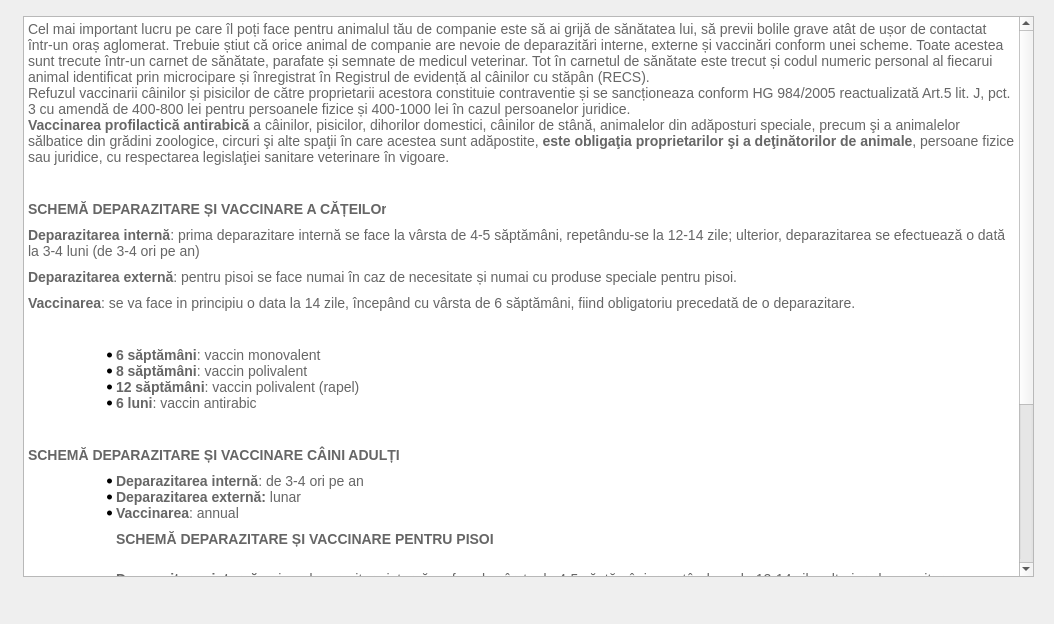
First picture: the form in vaccinareinfo.ui, repository ericktudor/ASPA, before the edit.
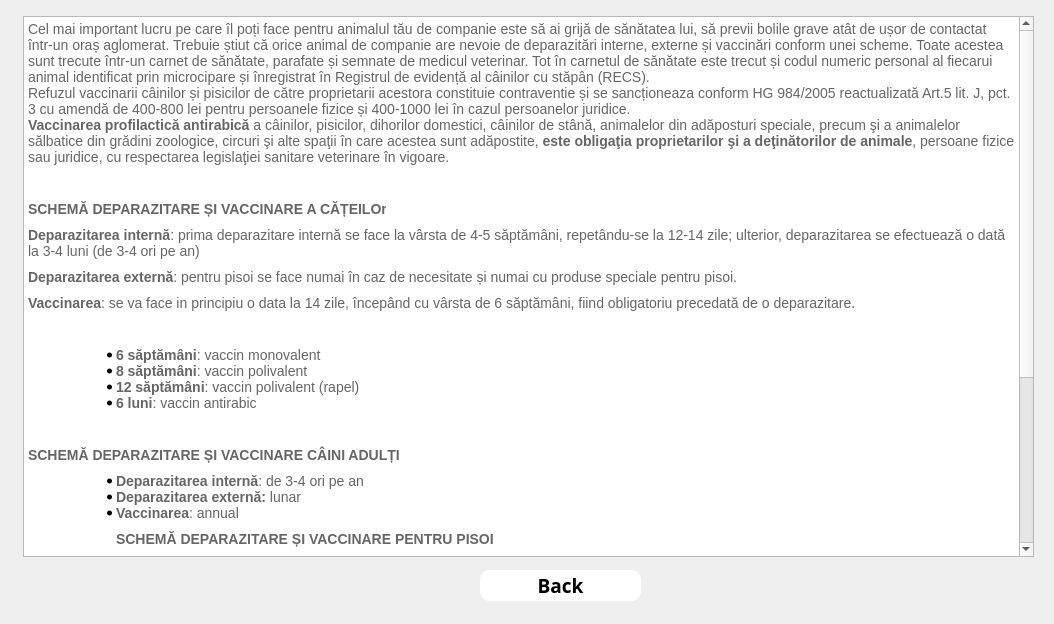
Second picture: the form after the edit. Icons and pictures are not drawn.

Patch:
```diff
--- a/vaccinareinfo.ui
+++ b/vaccinareinfo.ui
@@ -25,7 +25,7 @@
      <x>23</x>
      <y>16</y>
      <width>1011</width>
-     <height>561</height>
+     <height>541</height>
     </rect>
    </property>
    <property name="html">
@@ -55,9 +55,9 @@
 &lt;ul style=&quot;margin-top: 0px; margin-bottom: 0px; margin-left: 0px; margin-right: 0px; -qt-list-indent: 1;&quot;&gt;&lt;li style=&quot; font-family:'inherit'; font-size:14px; color:#666666; background-color:#ffffff;&quot; style=&quot; margin-top:0px; margin-bottom:0px; margin-left:48px; margin-right:0px; -qt-block-indent:0; text-indent:0px;&quot;&gt;&lt;span style=&quot; font-size:14px; font-weight:700;&quot;&gt;Deparazitarea internă&lt;/span&gt;&lt;span style=&quot; font-size:14px;&quot;&gt;: prima deparazitare internă se face la vârsta de 4-5 săptămâni, repetându-se la 12-14 zile; ulterior, deparazitarea se efectuează minim de 2 ori pe an.&lt;/span&gt;&lt;/li&gt;
 &lt;li style=&quot; font-family:'inherit'; font-size:14px; color:#666666; background-color:#ffffff;&quot; style=&quot; margin-top:0px; margin-bottom:0px; margin-left:48px; margin-right:0px; -qt-block-indent:0; text-indent:0px;&quot;&gt;&lt;span style=&quot; font-size:14px; font-weight:700;&quot;&gt;Deparazitarea externă&lt;/span&gt;&lt;span style=&quot; font-size:14px;&quot;&gt; pentru pisoi se face numai în caz de necessitate și numai cu produse speciale pentru pisoi.&lt;/span&gt;&lt;/li&gt;
 &lt;li style=&quot; font-family:'inherit'; font-size:14px; color:#666666; background-color:#ffffff;&quot; style=&quot; margin-top:0px; margin-bottom:10px; margin-left:48px; margin-right:0px; -qt-block-indent:0; text-indent:0px;&quot;&gt;&lt;span style=&quot; font-size:14px; font-weight:700;&quot;&gt;Vaccinarea&lt;/span&gt;&lt;span style=&quot; font-size:14px;&quot;&gt;:&lt;/span&gt;
-&lt;ul style=&quot;margin-top: 0px; margin-bottom: 0px; margin-left: 0px; margin-right: 0px; -qt-list-indent: 2;&quot;&gt;&lt;li style=&quot; font-family:'inherit'; font-size:14px; color:#666666; background-color:#ffffff;&quot; style=&quot; margin-top:0px; margin-bottom:0px; margin-left:120px; margin-right:0px; -qt-block-indent:0; text-indent:0px;&quot;&gt;&lt;span style=&quot; font-size:14px; font-weight:700;&quot;&gt;8 săptămâni&lt;/span&gt;&lt;span style=&quot; font-size:14px;&quot;&gt;: vaccin polivalent&lt;/span&gt;&lt;/li&gt;
-&lt;li style=&quot; font-family:'inherit'; font-size:14px; color:#666666; background-color:#ffffff;&quot; style=&quot; margin-top:0px; margin-bottom:0px; margin-left:120px; margin-right:0px; -qt-block-indent:0; text-indent:0px;&quot;&gt;&lt;span style=&quot; font-size:14px; font-weight:700;&quot;&gt;12 săptămâni&lt;/span&gt;&lt;span style=&quot; font-size:14px;&quot;&gt;: vaccin polivalent&lt;/span&gt;&lt;/li&gt;
-&lt;li style=&quot; font-family:'inherit'; font-size:14px; color:#666666; background-color:#ffffff;&quot; style=&quot; margin-top:0px; margin-bottom:0px; margin-left:120px; margin-right:0px; -qt-block-indent:0; text-indent:0px;&quot;&gt;&lt;span style=&quot; font-size:14px; font-weight:700;&quot;&gt;12 săptămâni&lt;/span&gt;&lt;span style=&quot; font-size:14px;&quot;&gt;: vaccin antirabic&lt;/span&gt;&lt;/li&gt;&lt;/ul&gt;&lt;/li&gt;&lt;/ul&gt;
+&lt;ul style=&quot;margin-top: 0px; margin-bottom: 0px; margin-left: 0px; margin-right: 0px; -qt-list-indent: 2;&quot;&gt;&lt;li style=&quot; font-family:'inherit'; font-size:14px; color:#666666; background-color:#ffffff;&quot; style=&quot; margin-top:0px; margin-bottom:0px; margin-left:168px; margin-right:0px; -qt-block-indent:0; text-indent:0px;&quot;&gt;&lt;span style=&quot; font-size:14px; font-weight:700;&quot;&gt;8 săptămâni&lt;/span&gt;&lt;span style=&quot; font-size:14px;&quot;&gt;: vaccin polivalent&lt;/span&gt;&lt;/li&gt;
+&lt;li style=&quot; font-family:'inherit'; font-size:14px; color:#666666; background-color:#ffffff;&quot; style=&quot; margin-top:0px; margin-bottom:0px; margin-left:168px; margin-right:0px; -qt-block-indent:0; text-indent:0px;&quot;&gt;&lt;span style=&quot; font-size:14px; font-weight:700;&quot;&gt;12 săptămâni&lt;/span&gt;&lt;span style=&quot; font-size:14px;&quot;&gt;: vaccin polivalent&lt;/span&gt;&lt;/li&gt;
+&lt;li style=&quot; font-family:'inherit'; font-size:14px; color:#666666; background-color:#ffffff;&quot; style=&quot; margin-top:0px; margin-bottom:0px; margin-left:168px; margin-right:0px; -qt-block-indent:0; text-indent:0px;&quot;&gt;&lt;span style=&quot; font-size:14px; font-weight:700;&quot;&gt;12 săptămâni&lt;/span&gt;&lt;span style=&quot; font-size:14px;&quot;&gt;: vaccin antirabic&lt;/span&gt;&lt;/li&gt;&lt;/ul&gt;&lt;/li&gt;&lt;/ul&gt;
 &lt;p style=&quot; margin-top:0px; margin-bottom:10px; margin-left:0px; margin-right:0px; -qt-block-indent:0; text-indent:0px; background-color:#ffffff;&quot;&gt;&lt;span style=&quot; font-family:'Source Sans Pro'; font-size:14px; color:#666666; background-color:#ffffff;&quot;&gt; &lt;/span&gt;&lt;/p&gt;
 &lt;p style=&quot; margin-top:0px; margin-bottom:10px; margin-left:0px; margin-right:0px; -qt-block-indent:0; text-indent:0px; background-color:#ffffff;&quot;&gt;&lt;span style=&quot; font-family:'inherit'; font-size:14px; font-weight:700; color:#666666;&quot;&gt;SCHEMĂ DEPARAZITARE ȘI VACCINARE PENTRU PISOI&lt;br /&gt;&lt;/span&gt;&lt;/p&gt;
 &lt;ul style=&quot;margin-top: 0px; margin-bottom: 0px; margin-left: 0px; margin-right: 0px; -qt-list-indent: 1;&quot;&gt;&lt;li style=&quot; font-family:'inherit'; font-size:14px; color:#666666; background-color:#ffffff;&quot; style=&quot; margin-top:0px; margin-bottom:0px; margin-left:48px; margin-right:0px; -qt-block-indent:0; text-indent:0px;&quot;&gt;&lt;span style=&quot; font-size:14px; font-weight:700;&quot;&gt;Deparazitarea internă&lt;/span&gt;&lt;span style=&quot; font-size:14px;&quot;&gt;: minim 2 ori pe an&lt;/span&gt;&lt;/li&gt;
@@ -65,6 +65,38 @@
 &lt;li style=&quot; font-family:'inherit'; font-size:14px; color:#666666; background-color:#ffffff;&quot; style=&quot; margin-top:0px; margin-bottom:10px; margin-left:48px; margin-right:0px; -qt-block-indent:0; text-indent:0px;&quot;&gt;&lt;span style=&quot; font-size:14px; font-weight:700;&quot;&gt;Vaccinarea: &lt;/span&gt;&lt;span style=&quot; font-size:14px;&quot;&gt;anual&lt;/span&gt;&lt;/li&gt;&lt;/ul&gt;&lt;/body&gt;&lt;/html&gt;</string>
    </property>
   </widget>
+  <widget class="QPushButton" name="pushButton">
+   <property name="geometry">
+    <rect>
+     <x>480</x>
+     <y>570</y>
+     <width>161</width>
+     <height>31</height>
+    </rect>
+   </property>
+   <property name="minimumSize">
+    <size>
+     <width>80</width>
+     <height>0</height>
+    </size>
+   </property>
+   <property name="font">
+    <font>
+     <family>Segoe UI Black</family>
+     <pointsize>14</pointsize>
+     <bold>true</bold>
+    </font>
+   </property>
+   <property name="styleSheet">
+    <string notr="true">#pushButton{
+	background-color: rgb(255, 255, 255);
+border-radius:10px;
+}</string>
+   </property>
+   <property name="text">
+    <string>Back</string>
+   </property>
+  </widget>
  </widget>
  <resources/>
  <connections/>
```
